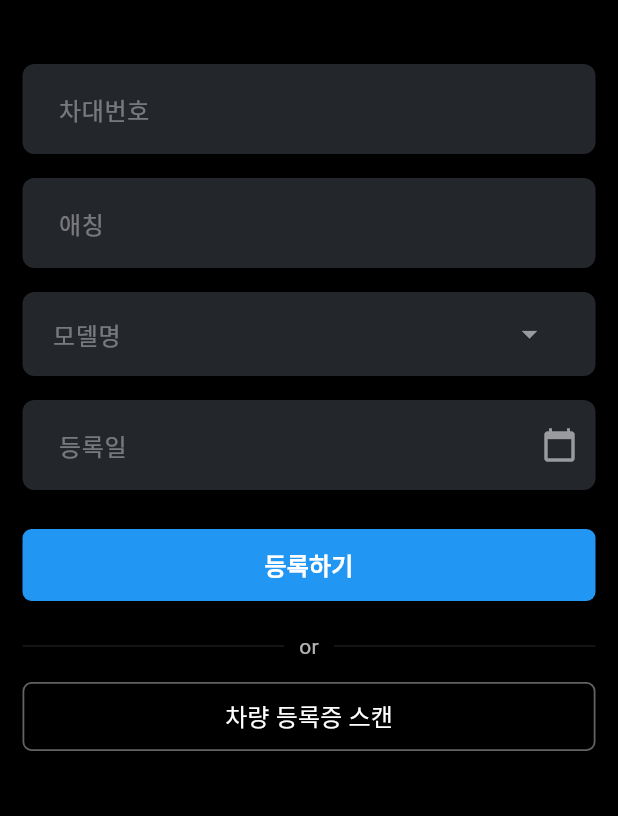
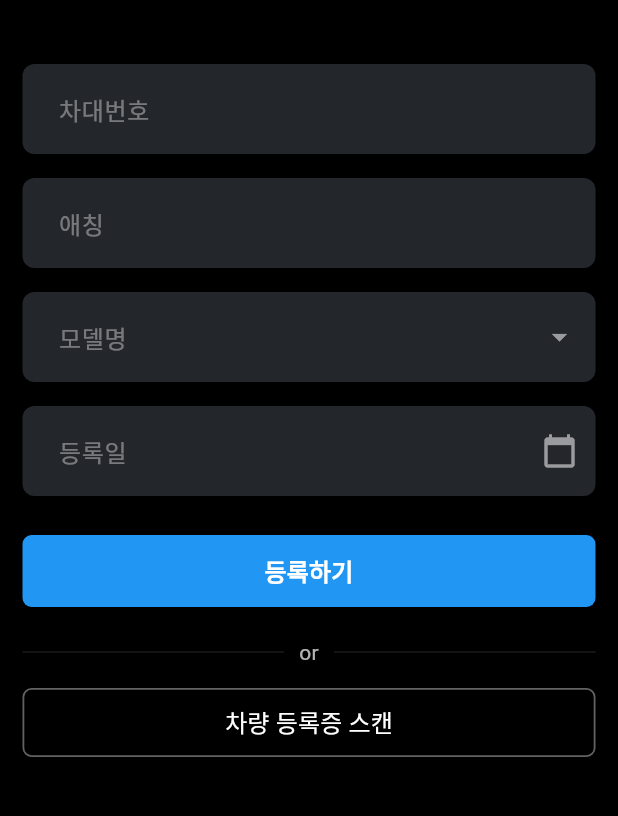
Before and after one commit to liftYun/Moring, a Flutter app: the CarRegistrationPage screen opened by its route, on a phone screen of 412 x 824 dp, the part 65-881 px from its top. Run offline on Flutter 3.47's test engine with Material 3 defaults, Android fonts, the light colour scheme and no system bars; drawn by our look-alikes of overlay_support; our stand-ins replace camera, dio, firebase_core, firebase_messaging, flutter_local_notifications, flutter_riverpod and 3 more; missing offline and left inert: flutter_client_sse, kakao_flutter_sdk_common, kakao_flutter_sdk_user; accounts and stored records are empty; generated files the repository leaves out were written again.

Commit message:
등록 시 글자 가림 수정

```diff
--- a/front/lib/screens/car/car_registration.dart
+++ b/front/lib/screens/car/car_registration.dart
@@ -167,8 +167,8 @@ class _CarRegistrationPageState extends ConsumerState<CarRegistrationPage> {
                 decoration: InputDecoration(
                   filled: true,
                   fillColor: darkField,
-                  hintText: '차대번호',
-                  hintStyle: const TextStyle(color: Colors.white38),
+                  labelText: '차대번호',
+                  labelStyle: const TextStyle(color: Colors.white38),
                   border: OutlineInputBorder(
                     borderRadius: BorderRadius.circular(8),
                     borderSide: BorderSide.none,
@@ -184,8 +184,8 @@ class _CarRegistrationPageState extends ConsumerState<CarRegistrationPage> {
                 decoration: InputDecoration(
                   filled: true,
                   fillColor: darkField,
-                  hintText: '애칭',
-                  hintStyle: const TextStyle(color: Colors.white38),
+                  labelText: '애칭',
+                  labelStyle: const TextStyle(color: Colors.white38),
                   border: OutlineInputBorder(
                     borderRadius: BorderRadius.circular(8),
                     borderSide: BorderSide.none,
@@ -211,29 +211,14 @@ class _CarRegistrationPageState extends ConsumerState<CarRegistrationPage> {
               //     const EdgeInsets.symmetric(vertical: 18, horizontal: 20),
               //   ),
               // ),
-              Container(
-                decoration: BoxDecoration(
-                  color: darkField,
-                  borderRadius: BorderRadius.circular(8),
-                ),
-                child: ListTile(
-                  contentPadding: const EdgeInsets.symmetric(horizontal: 20),
-                  title: Text(
-                    _modelController.text.isEmpty ? '모델명' : _modelController.text,
-                    style: TextStyle(
-                      color: _modelController.text.isEmpty ? Colors.white38 : Colors.white,
-                      fontSize: 16,
-                    ),
-                  ),
-                  trailing: PopupMenuButton<String>(
-                    icon: const Icon(Icons.arrow_drop_down, color: Colors.white54),
-                    onSelected: (String result) {
-                      setState(() {
-                        _modelController.text = result;
-                      });
-                    },
-                    itemBuilder: (BuildContext context) {
-                      return <PopupMenuEntry<String>>[
+              TextFormField(
+                controller: _modelController,
+                readOnly: true, // 직접 입력 안 하고 선택만 가능
+                onTap: () async {
+                  final selected = await showMenu<String>(
+                    context: context,
+                    position: const RelativeRect.fromLTRB(100, 300, 100, 100),
+                    items: [
                       const PopupMenuItem<String>(value: 'XM3', child: Text('XM3')),
                       const PopupMenuItem<String>(value: '그랜저', child: Text('그랜저')),
                       const PopupMenuItem<String>(value: '모닝', child: Text('모닝')),
@@ -242,12 +227,30 @@ class _CarRegistrationPageState extends ConsumerState<CarRegistrationPage> {
                       const PopupMenuItem<String>(value: '재규어', child: Text('재규어')),
                       const PopupMenuItem<String>(value: '코나', child: Text('코나')),
                       const PopupMenuItem<String>(value: '투싼', child: Text('투싼')),
-                      ];
+                    ],
+                  );
+                  if (selected != null) {
+                    setState(() {
+                      _modelController.text = selected;
+                    });
+                  }
                 },
-                    color: const Color(0xFF23262B), // 팝업 메뉴 배경색 설정
+                style: const TextStyle(color: Colors.white, fontSize: 16),
+                decoration: InputDecoration(
+                  filled: true,
+                  fillColor: darkField,
+                  labelText: '모델명',
+                  labelStyle: const TextStyle(color: Colors.white38),
+                  floatingLabelBehavior: FloatingLabelBehavior.auto,
+                  border: OutlineInputBorder(
+                    borderRadius: BorderRadius.circular(8),
+                    borderSide: BorderSide.none,
+                  ),
+                  contentPadding: const EdgeInsets.symmetric(vertical: 18, horizontal: 20),
+                  suffixIcon: const Icon(Icons.arrow_drop_down, color: Colors.white54),
                 ),
               ),
-              ),
+
               const SizedBox(height: 16),
               TextField(
                 controller: _registerDateController,
@@ -257,8 +260,8 @@ class _CarRegistrationPageState extends ConsumerState<CarRegistrationPage> {
                 decoration: InputDecoration(
                   filled: true,
                   fillColor: darkField,
-                  hintText: '등록일',
-                  hintStyle: const TextStyle(color: Colors.white38),
+                  labelText: '등록일',
+                  labelStyle: const TextStyle(color: Colors.white38),
                   border: OutlineInputBorder(
                     borderRadius: BorderRadius.circular(8),
                     borderSide: BorderSide.none,
```
Lines whose indentation alone changed are shown as unchanged.
